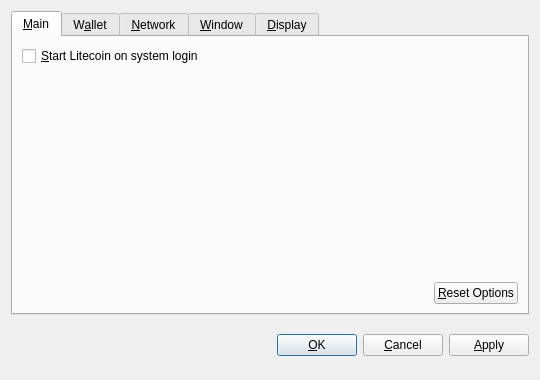
This is src/qt/forms/optionsdialog.ui in Crypto-Currency/Emerald-OLD---DO-NOT-USE as Qt 5 draws it before an edit. The edited form follows.
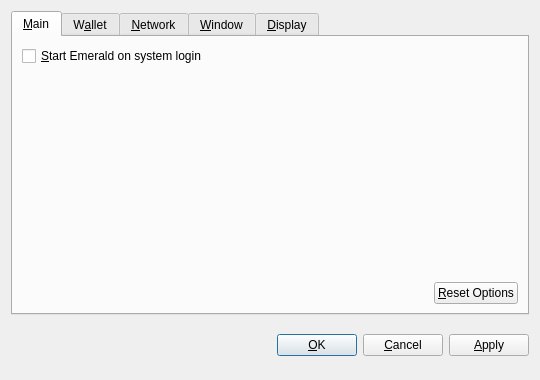
This is the edited form. Custom widgets are drawn as their Qt base class.

Commit message: changed Litecoin to Emerald

```diff
--- a/src/qt/forms/optionsdialog.ui
+++ b/src/qt/forms/optionsdialog.ui
@@ -36,7 +36,7 @@
           <string>Automatically start Litecoin after logging in to the system.</string>
          </property>
          <property name="text">
-          <string>&amp;Start Litecoin on system login</string>
+          <string>&amp;Start Emerald on system login</string>
          </property>
         </widget>
        </item>
```
Left out of the diff: 10 changed lines with no effect on the pictures. The commit also changes 103 other files.
